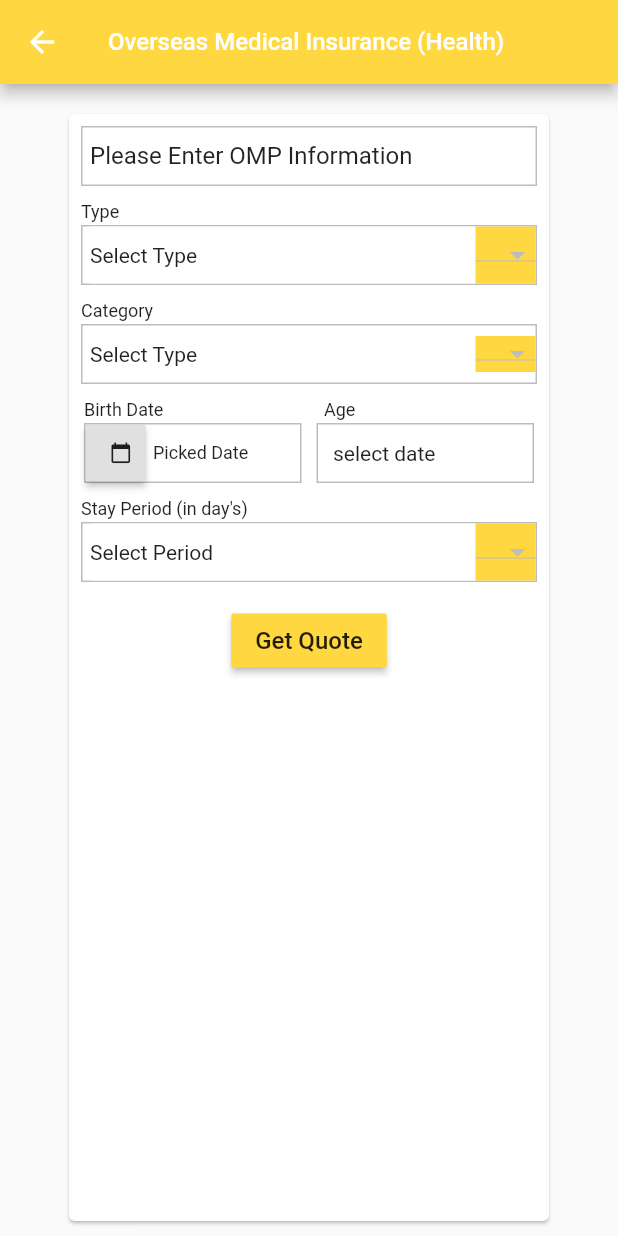
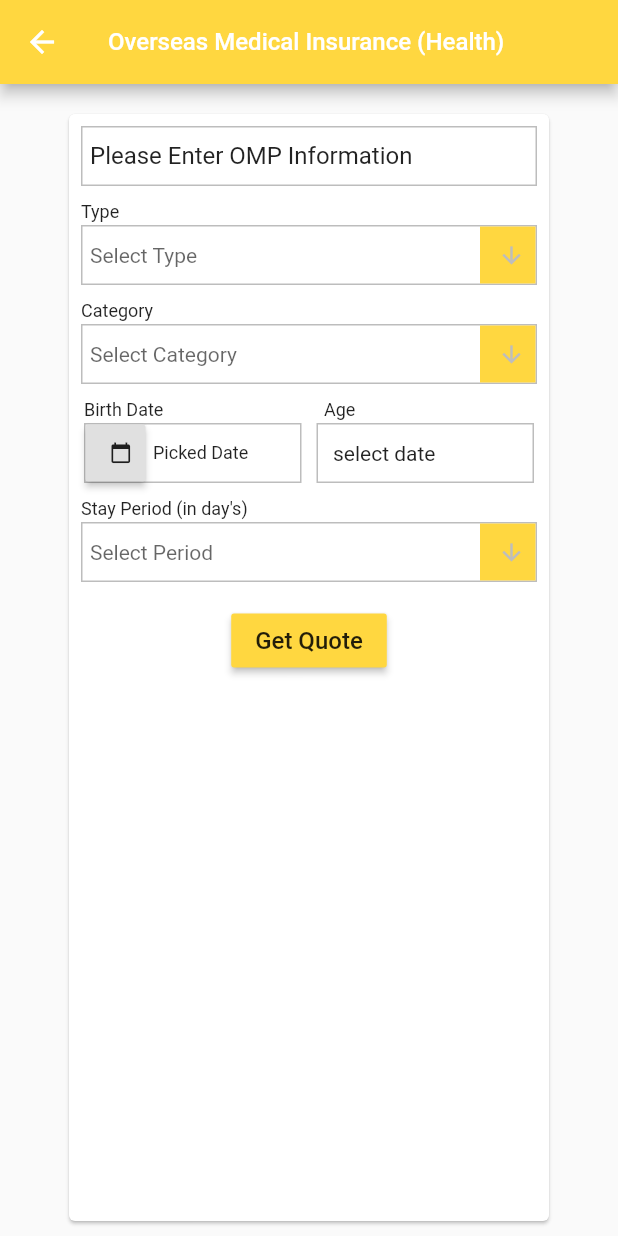
Before and after one commit to habibakij/bnic, a Flutter app: the OMIH screen opened directly, on a phone screen of 412 x 824 dp. Run offline on Flutter 3.47's test engine with Material 2 defaults, Android fonts, the phone set to English and light mode, and no system bars; our stand-ins replace fluttertoast, webview_flutter; network calls fail.

Commit message:
alert dialog

```diff
--- a/lib/OverseasMedical/omih.dart
+++ b/lib/OverseasMedical/omih.dart
@@ -12,7 +12,6 @@ class OMIH extends StatefulWidget {
 }
 
 class _OMIHState extends State<OMIH> {
-
   var date = DateTime.parse("2019-04-16 12:18:06.018950");
   var formattedDate;
   var years;
@@ -21,13 +20,13 @@ class _OMIHState extends State<OMIH> {
   var typeList;
   var typeListItem;
   var getTypeId;
-  String postTypeUrl= 'http://online.bnicl.net/api/insurance-sub-type/list';
-  Future<String> postType() async{
+  String postTypeUrl = 'http://online.bnicl.net/api/insurance-sub-type/list';
+  Future<String> postType() async {
     await http.post(postTypeUrl, body: {
-      'type_id':'4',
-    }).then((response){
-      var decode= json.decode(response.body);
-      setState((){
+      'type_id': '4',
+    }).then((response) {
+      var decode = json.decode(response.body);
+      setState(() {
         typeList = decode['list'];
       });
       print("Type area: $decode");
@@ -35,40 +34,64 @@ class _OMIHState extends State<OMIH> {
   }
 
   /// Category select area
-  var categoryList;
+  List categoryList;
   var categoryListItem;
   var getCategoryId;
-  String postCategoryUrl= 'http://online.bnicl.net/api/insurance-category/list';
-  Future<String> postCategory(var id) async{
+  String postCategoryUrl = 'http://online.bnicl.net/api/insurance-category/list';
+  Future<String> postCategory(var id) async {
+    /*if(categoryList.isNotEmpty){
+      categoryList.clear();
+    }*/
     print("get_type_id: $id");
     await http.post(postCategoryUrl, body: {
-      'sub_type_id':id,
-    }).then((response){
-      var decode= json.decode(response.body);
-      setState((){
+      'sub_type_id': id,
+    }).then((response) {
+      var decode = json.decode(response.body);
+      setState(() {
         categoryList = decode['list'];
       });
       print("Category area: $decode");
     });
   }
 
-
   /// Stay period select area
   var stayPeriodList;
   var stayPeriodListItem;
   var getStayPeriodId;
-  String postStayPeriodUrl= 'http://online.bnicl.net/api/insurance-omp-charge/list';
-  Future<String> postStayPeriod(var getTypeID, var getCategoryID) async{
+  String postStayPeriodUrl = 'http://online.bnicl.net/api/insurance-omp-charge/list';
+  Future<String> postStayPeriod(var getTypeID, var getCategoryID) async {
     print("get_type_id: $getTypeID");
     print("get_category_id: $getCategoryID");
     await http.post(postStayPeriodUrl, body: {
-      'type_id':'4',
-      'sub_type_id':getTypeID,
-      'category_id':getCategoryID,
+      'type_id': '4',
+      'sub_type_id': getTypeID,
+      'category_id': getCategoryID,
+    }).then((response) {
+      var decode = json.decode(response.body);
+      setState(() {
+        stayPeriodList = decode['list'];
+      });
+      print("Stay period area: $decode");
+    });
+  }
 
-    }).then((response){
-      var decode= json.decode(response.body);
-      setState((){
+  /// Get Quote area
+  var quoteMax, quoteMin;
+  var birthDate;
+  String postGetQuoteUrl = 'http://online.bnicl.net/api/omp/price-quote';
+  Future<String> postGetQuote(var getTypeID, var getCategoryID, var max, var min) async {
+    print("get_type_id: $getTypeID");
+    print("get_category_id: $getCategoryID");
+    await http.post(postStayPeriodUrl, body: {
+      'type_id': '4',
+      'sub_type_id': getTypeID,
+      'category_id': getCategoryID,
+      'dob': birthDate,
+      'min_stay': min,
+      'max_stay': max,
+    }).then((response) {
+      var decode = json.decode(response.body);
+      setState(() {
         stayPeriodList = decode['list'];
       });
       print("Stay period area: $decode");
@@ -101,8 +124,8 @@ class _OMIHState extends State<OMIH> {
         child: Card(
           margin: EdgeInsets.fromLTRB(0.0, 20.0, 0.0, 10.0),
           child: Container(
+            width: 320.0,
             padding: EdgeInsets.all(8.0),
-            width: 320.0,
             child: Column(
               crossAxisAlignment: CrossAxisAlignment.start,
               children: <Widget>[
@@ -112,7 +135,8 @@ class _OMIHState extends State<OMIH> {
                   width: 320.0,
                   alignment: Alignment.centerLeft,
                   padding: EdgeInsets.fromLTRB(5.0, 0.0, 0.0, 0.0),
-                  decoration: BoxDecoration(border: Border.all(color: Colors.black26)),
+                  decoration:
+                      BoxDecoration(border: Border.all(color: Colors.black26)),
                   child: Text(
                     "Please Enter OMP Information",
                     style: TextStyle(
@@ -121,9 +145,7 @@ class _OMIHState extends State<OMIH> {
                   ),
                 ),
 
-                SizedBox(
-                  height: 10.0,
-                ),
+                SizedBox(height: 10.0,),
 
                 Text("Type", style: TextStyle(fontSize: 12.0,),),
 
@@ -135,23 +157,44 @@ class _OMIHState extends State<OMIH> {
                   width: 320.0,
                   alignment: Alignment.centerLeft,
                   padding: EdgeInsets.fromLTRB(5.0, 0.0, 0.0, 0.0),
-                  decoration: BoxDecoration(border: Border.all(color: Colors.black26)),
-
-                  child: Row(children: <Widget>[
+                  decoration:
+                      BoxDecoration(border: Border.all(color: Colors.black26)),
+                  child: Stack(
+                    children: <Widget>[
 
                       Container(
-                        width: 257.0,
-                        color: Colors.white,
-                        alignment: Alignment.centerLeft,
-                        child: Text(typeListItem == null ? "Select Type":typeListItem)
+                        height: 40.0,
+                        width: 297.0,
+                        child: Row(
+                          children: <Widget>[
+                            Container(
+                              width: 260.0,
+                            ),
+                            Container(
+                              width: 37.0,
+                              color: Colors.amberAccent,
+                            ),
+                          ],
+                        ),
                       ),
 
+                      Positioned(
+                        child: Container(
+                          child: Row(children: <Widget>[
                             Container(
-                      width: 40.0,
-                      color: Colors.amberAccent,
+                              width: 290.0,
                               alignment: Alignment.centerRight,
+
+                              child: DropdownButtonHideUnderline(
                                 child: DropdownButton<String>(
                                   isExpanded: true,
+                                  hint: Text("Select Type"),
+                                  value: typeListItem,
+                                  icon: Icon(Icons.arrow_downward),
+                                  iconSize: 18,
+                                  elevation: 16,
+                                  style: TextStyle(color: Colors.black),
+
                                   onChanged: (_newSelected) {
                                     setState(() {
                                       typeListItem = _newSelected;
@@ -162,9 +205,9 @@ class _OMIHState extends State<OMIH> {
                                   items: typeList?.map<DropdownMenuItem<String>>((_item) {
                                     return DropdownMenuItem<String>(
                                       child: new Text(_item['name'], style: TextStyle(fontSize: 12.0),),
-                            value: _item['name'].toString(),
-                            onTap: (){
-                              getTypeId= _item['id'].toString();
+                                      value: _item['id'].toString(),
+                                      onTap: () {
+                                        getTypeId = _item['id'].toString();
                                         print("type id: $getTypeId for select category.");
                                         postCategory(getTypeId);
                                       },
@@ -172,7 +215,12 @@ class _OMIHState extends State<OMIH> {
                                   })?.toList(),
                                 ),
                               ),
+                            ),
                           ]),
+                        ),
+                      ),
+                    ],
+                  ),
                 ),
 
                 SizedBox(height: 10.0,),
@@ -188,20 +236,38 @@ class _OMIHState extends State<OMIH> {
                   alignment: Alignment.centerLeft,
                   padding: EdgeInsets.fromLTRB(5.0, 0.0, 0.0, 0.0),
                   decoration: BoxDecoration(border: Border.all(color: Colors.black26)),
+                  child: Stack(children: <Widget>[
 
+                    Container(
+                      height: 40.0,
+                      width: 297.0,
                       child: Row(
                         children: <Widget>[
                           Container(
-                        width: 257.0,
-                        color: Colors.white,
-                        child: Text(categoryListItem == null ? "Select Type":categoryListItem)
+                            width: 260.0,
+                          ),
+                          Container(
+                            width: 37.0,
+                            color: Colors.amberAccent,
+                          ),
+                        ],
+                      ),
                     ),
 
+                    Positioned(
+                      child: Container(
+                        child: Row(children: <Widget>[
                           Container(
-                      width: 40.0,
-                      color: Colors.amberAccent,
+                            width: 290.0,
+                            child: DropdownButtonHideUnderline(
                               child: DropdownButton<String>(
                                 isExpanded: true,
+                                hint: Text("Select Category"),
+                                value: categoryListItem,
+                                icon: Icon(Icons.arrow_downward),
+                                iconSize: 18,
+                                elevation: 16,
+                                style: TextStyle(color: Colors.black),
                                 onChanged: (_newSelected) {
                                   setState(() {
                                     categoryListItem = _newSelected;
@@ -211,14 +277,18 @@ class _OMIHState extends State<OMIH> {
                                 items: categoryList?.map<DropdownMenuItem<String>>((_item) {
                                   return DropdownMenuItem<String>(
                                     child: new Text(_item['name'], style: TextStyle(fontSize: 12.0),),
-                            value: _item['name'].toString(),
-                            onTap: (){
-                              getCategoryId= _item['id'].toString();
+                                    value: _item['id'].toString(),
+                                    onTap: () {
+                                      getCategoryId = _item['id'].toString();
                                       print("category id: $getCategoryId for stay period.");
                                       postStayPeriod(getTypeId, getCategoryId);
                                     },
                                   );
                                 })?.toList(),
+                              ),
+                            ),
+                          ),
+                        ]),
                       ),
                     ),
                   ]),
@@ -262,16 +332,20 @@ class _OMIHState extends State<OMIH> {
                       height: 40.0,
                       width: 145.0,
                       alignment: Alignment.centerLeft,
-                      decoration: BoxDecoration(border: Border.all(color: Colors.black26)),
+                      decoration: BoxDecoration(
+                          border: Border.all(color: Colors.black26)),
                       child: Row(
                           mainAxisAlignment: MainAxisAlignment.start,
                           crossAxisAlignment: CrossAxisAlignment.start,
                           children: <Widget>[
-
                             Container(
-                              height: 39.0, width: 40.0,
+                              height: 39.0,
+                              width: 40.0,
                               child: RaisedButton(
-                                child: Icon(Icons.calendar_today, size: 15.0,),
+                                child: Icon(
+                                  Icons.calendar_today,
+                                  size: 15.0,
+                                ),
                                 onPressed: () {
                                   showDatePicker(
                                           context: context,
@@ -280,40 +354,46 @@ class _OMIHState extends State<OMIH> {
                                           lastDate: DateTime(2222))
                                       .then((date) {
                                     setState(() {
-                                          formattedDate = "${date.day}-${date.month}-${date.year}";
-                                          DateTime dob = DateTime.parse('1967-10-22');
-                                          Duration dur =  DateTime.now().difference(dob);
-                                          years= (dur.inDays/365).floor().toString();
+                                      formattedDate =
+                                          "${date.day}-${date.month}-${date.year}";
+                                      DateTime dob =
+                                          DateTime.parse('1967-10-22');
+                                      Duration dur =
+                                          DateTime.now().difference(dob);
+                                      years =
+                                          (dur.inDays / 365).floor().toString();
                                     });
                                   });
                                 },
                               ),
                             ),
-
                             Container(
                               alignment: Alignment.center,
                               padding: EdgeInsets.fromLTRB(5.0, 0.0, 0.0, 0.0),
                               child: Text(
-                                formattedDate == null ? "Picked Date":formattedDate.toString(),
+                                formattedDate == null
+                                    ? "Picked Date"
+                                    : formattedDate.toString(),
                                 style: TextStyle(
                                   fontSize: 12.0,
                                 ),
                               ),
                             ),
-
                           ]),
                     ),
 
                     SizedBox(width: 10.0,),
+
                     /// Calculate year
                     Container(
                       height: 40.0,
                       width: 145.0,
                       alignment: Alignment.centerLeft,
-                      decoration: BoxDecoration(border: Border.all(color: Colors.black26)),
+                      decoration: BoxDecoration(
+                          border: Border.all(color: Colors.black26)),
                       padding: EdgeInsets.fromLTRB(10.0, 0.0, 0.0, 0.0),
                       child: Text(
-                        years == null ? "select date":years.toString(),
+                        years == null ? "select date" : years.toString(),
                       ),
                     ),
                   ],
@@ -332,32 +412,60 @@ class _OMIHState extends State<OMIH> {
                   alignment: Alignment.centerLeft,
                   padding: EdgeInsets.fromLTRB(5.0, 0.0, 0.0, 0.0),
                   decoration: BoxDecoration(border: Border.all(color: Colors.black26)),
+
+                  child: Stack(children: <Widget>[
+
+                    Container(
+                      height: 40.0,
+                      width: 297.0,
+                      child: Row(
+                        children: <Widget>[
+                          Container(
+                            width: 260.0,
+                          ),
+                          Container(
+                            width: 37.0,
+                            color: Colors.amberAccent,
+                          ),
+                        ],
+                      ),
+                    ),
+
+                    Positioned(
+                      child: Container(
                         child: Row(children: <Widget>[
                           Container(
-                        width: 257.0,
-                        color: Colors.white,
-                        alignment: Alignment.centerLeft,
-                        child: Text(stayPeriodListItem == null ? "Select Period":stayPeriodListItem)
-                    ),
-                    Container(
-                      width: 40.0,
-                      color: Colors.amberAccent,
+                            width: 290.0,
                             alignment: Alignment.centerRight,
+                            child: DropdownButtonHideUnderline(
                               child: DropdownButton<String>(
                                 isExpanded: true,
+                                hint: Text("Select Period"),
+                                value: stayPeriodListItem,
+                                icon: Icon(Icons.arrow_downward),
+                                iconSize: 18,
+                                elevation: 16,
+                                style: TextStyle(color: Colors.black),
                                 onChanged: (_newSelected) {
                                   setState(() {
                                     stayPeriodListItem = _newSelected;
                                     print("Stay Period: $stayPeriodListItem");
                                   });
                                 },
-
                                 items: stayPeriodList?.map<DropdownMenuItem<String>>((_item) {
                                   return DropdownMenuItem<String>(
                                     child: new Text(_item['stay'], style: TextStyle(fontSize: 12.0),),
                                     value: _item['stay'].toString(),
+                                    onTap: (){
+                                      quoteMax= _item['max_stay'].toString();
+                                      quoteMin= _item['min_stay'].toString();
+                                    },
                                   );
                                 })?.toList(),
+                              ),
+                            ),
+                          ),
+                        ]),
                       ),
                     ),
                   ]),
@@ -377,9 +485,12 @@ class _OMIHState extends State<OMIH> {
                             fontSize: 16.0,
                           ),
                         ),
-                      onPressed: (){},
+                        onPressed: () {
+                          _showMyDialog();
+                        }
                       ),
-                  ]),
+                    ]
+                ),
               ],
             ),
           ),
@@ -387,4 +498,33 @@ class _OMIHState extends State<OMIH> {
       ),
     );
   }
+
+  Future<void> _showMyDialog() async {
+    return showDialog<void>(
+      context: context,
+      barrierDismissible: false,
+      builder: (BuildContext context) {
+        return AlertDialog(
+          title: Text('AlertDialog Title'),
+          content: Text('This is a demo alert dialog.'),
+          actions: <Widget>[
+            FlatButton(
+                onPressed: (){
+                  Navigator.of(context).pop();
+                  },
+                child: Text("OK")
+            ),
+            FlatButton(
+                onPressed: (){
+                  Navigator.of(context).pop();
+                  },
+                child: Text("CANCEL")
+            ),
+          ],
+          //shape: CircleBorder(),
+          backgroundColor: Colors.amberAccent,
+        );
+      },
+    );
   }
+}
```
Lines whose indentation alone changed are shown as unchanged.
